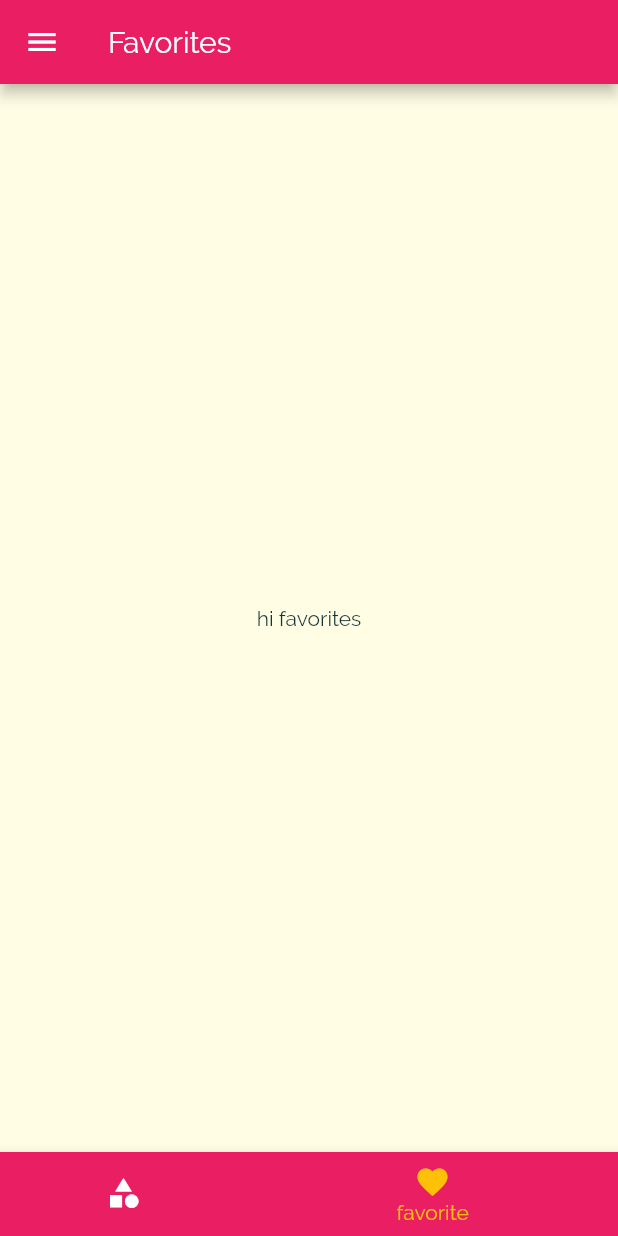
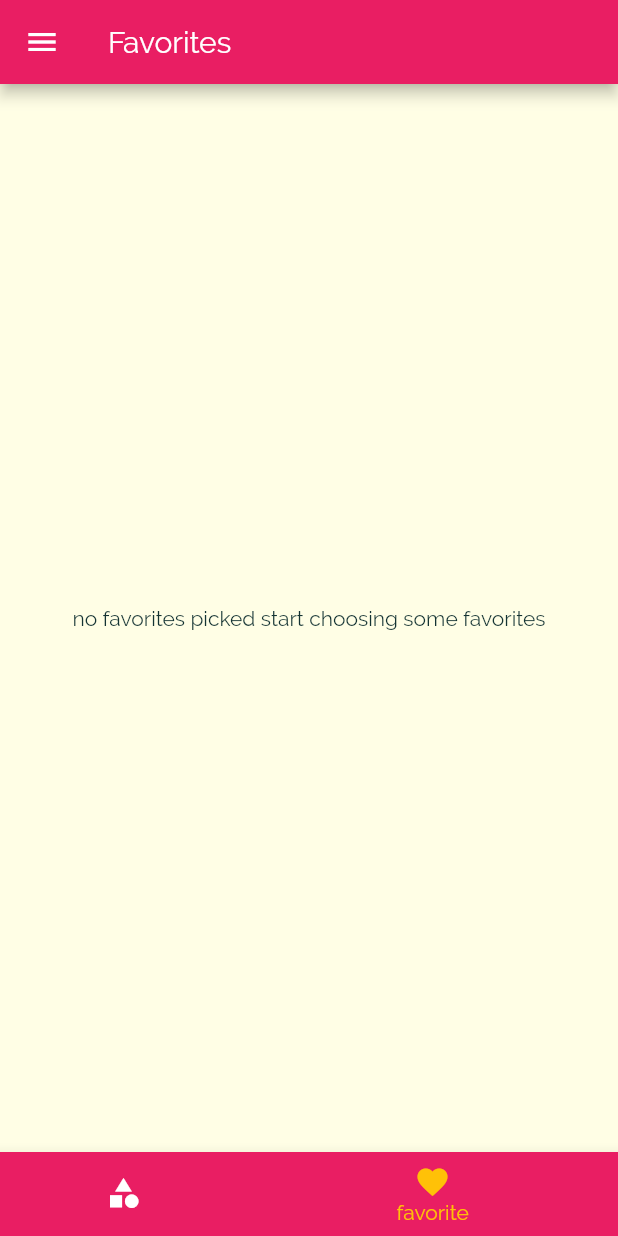
Before and after one commit to TariqHattab/meals_app, a Flutter app: the screen it shows after launch, item 2 of the bottom bar chosen, on a phone screen of 412 x 824 dp. Run offline on Flutter 3.47's test engine with Material 2 defaults, Android fonts, the phone set to English and light mode, and no system bars.

Commit message:
did add favorite feature
4th changes

```diff
--- a/lib/screens/category_meals_screen.dart
+++ b/lib/screens/category_meals_screen.dart
@@ -63,7 +63,6 @@ class _CategoryMealsScreenState extends State<CategoryMealsScreen> {
             affordability: meal.affordability,
             complexity: meal.complexity,
             duration: meal.duration,
-            removeMeal: _removeMeal,
           );
         },
         itemCount: categoryMeals.length,
--- a/lib/screens/favorites_screen.dart
+++ b/lib/screens/favorites_screen.dart
@@ -1,10 +1,31 @@
 import 'package:flutter/material.dart';
+import '../widgets/meal_item.dart';
+import '../models/meal.dart';
 
 class FavoritesScreen extends StatelessWidget {
+  final List<Meal> favoriteMeals;
+
+  const FavoritesScreen({Key key, this.favoriteMeals}) : super(key: key);
+
   @override
   Widget build(BuildContext context) {
-    return Center(
-      child: Text('hi favorites'),
-    );
+    return favoriteMeals.isEmpty
+        ? Center(
+            child: Text('no favorites picked start choosing some favorites'),
+          )
+        : ListView.builder(
+            itemBuilder: (ctx, index) {
+              var meal = favoriteMeals[index];
+              return MealItem(
+                id: meal.id,
+                title: meal.title,
+                imageUrl: meal.imageUrl,
+                affordability: meal.affordability,
+                complexity: meal.complexity,
+                duration: meal.duration,
+              );
+            },
+            itemCount: favoriteMeals.length,
+          );
   }
 }
--- a/lib/screens/tab_bar_screen.dart
+++ b/lib/screens/tab_bar_screen.dart
@@ -1,20 +1,36 @@
 import 'package:flutter/material.dart';
+import '../models/meal.dart';
 
 import '../widgets/main_drawer.dart';
 import './categories_screen.dart';
 import './favorites_screen.dart';
 
 class TabBarScreen extends StatefulWidget {
+  List<Meal> favoriteMeals;
+  TabBarScreen({Key key, this.favoriteMeals}) : super(key: key);
+
   @override
   _TabBarScreenState createState() => _TabBarScreenState();
 }
 
 class _TabBarScreenState extends State<TabBarScreen> {
-  List _pages = [
-    {'page': CategoriesScreen(), 'title': 'Categories'},
-    {'page': FavoritesScreen(), 'title': 'Favorites'},
-  ];
+  List _pages;
   int _selectedIndex = 0;
+
+  @override
+  void initState() {
+    // TODO: implement initState
+    super.initState();
+    _pages = [
+      {'page': CategoriesScreen(), 'title': 'Categories'},
+      {
+        'page': FavoritesScreen(
+          favoriteMeals: widget.favoriteMeals,
+        ),
+        'title': 'Favorites'
+      },
+    ];
+  }
 
   void _pageSelected(int index) {
     setState(() {
```
Also changed, not shown: lib/main.dart (+23 -4 lines), lib/screens/meal_details_screen.dart (+7 -2 lines), lib/widgets/meal_item.dart (+4 -6 lines).
